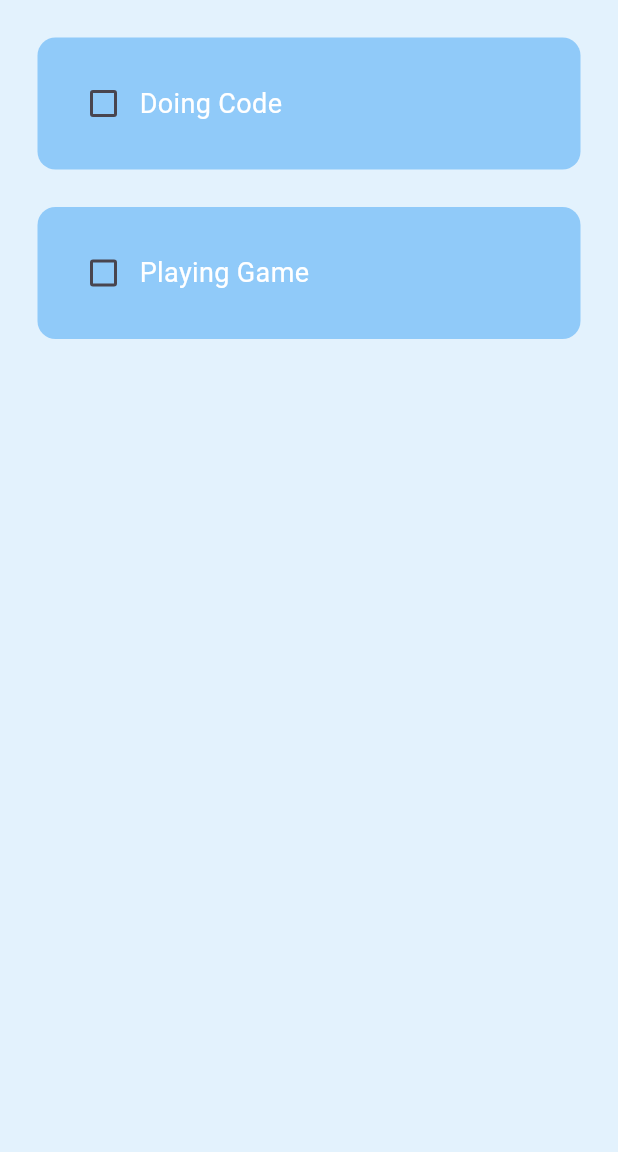
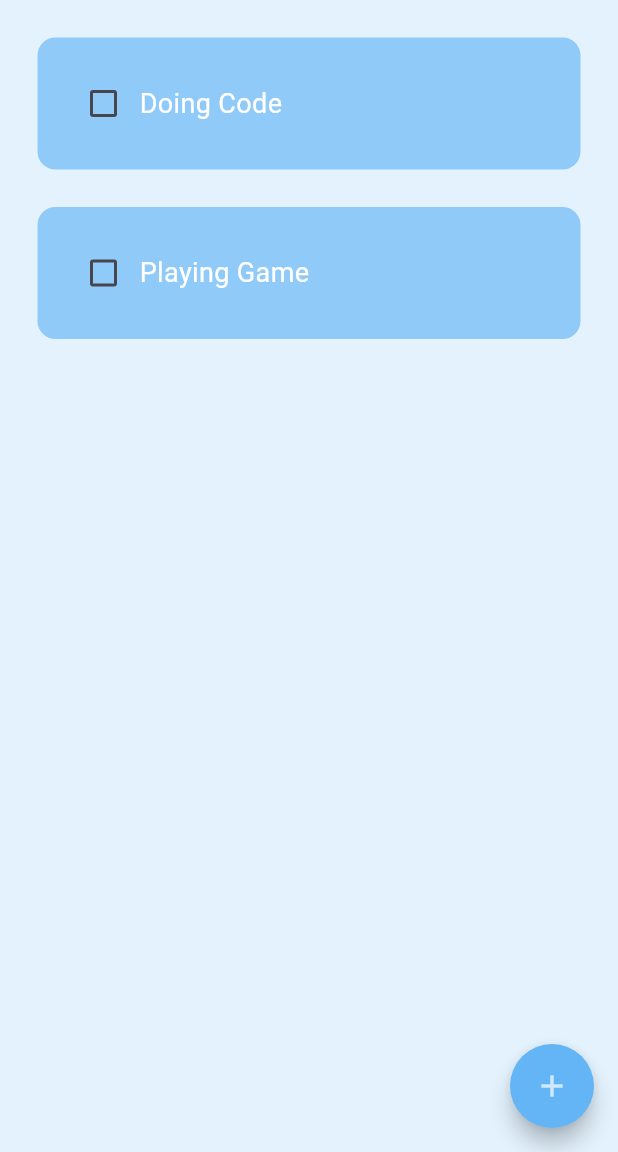
Before and after one commit to 07fahim/TODO-Flutter-App, a Flutter app: the screen it shows after launch, on a phone screen of 412 x 824 dp, the part 84-1236 px from its top. Run offline on Flutter 3.47's test engine with Material 3 defaults, Android fonts, the phone set to English and light mode, and no system bars.

Commit message:
Flaoting button

```diff
--- a/lib/pages/home_page.dart
+++ b/lib/pages/home_page.dart
@@ -22,6 +22,16 @@ class _HomePageState extends State<HomePage> {
     });
   }
 
+  //add new task
+  void createnewTask() {
+    showDialog(
+      context: context,
+      builder: (context) {
+        return AlertDialog();
+      },
+    );
+  }
+
   @override
   Widget build(BuildContext context) {
     return Scaffold(
@@ -35,6 +45,16 @@ class _HomePageState extends State<HomePage> {
           titleTextStyle: TextStyle(fontSize: 24, color: Colors.black87),
           centerTitle: true,
         ),
+        floatingActionButton: FloatingActionButton(
+          shape:
+              RoundedRectangleBorder(borderRadius: BorderRadius.circular(30)),
+          backgroundColor: Colors.blue.shade300,
+          onPressed: createnewTask,
+          child: Icon(
+            Icons.add,
+            color: Colors.white70,
+          ),
+        ),
         body: ListView.builder(
             itemCount: todoLists.length,
             itemBuilder: (context, index) {
```
